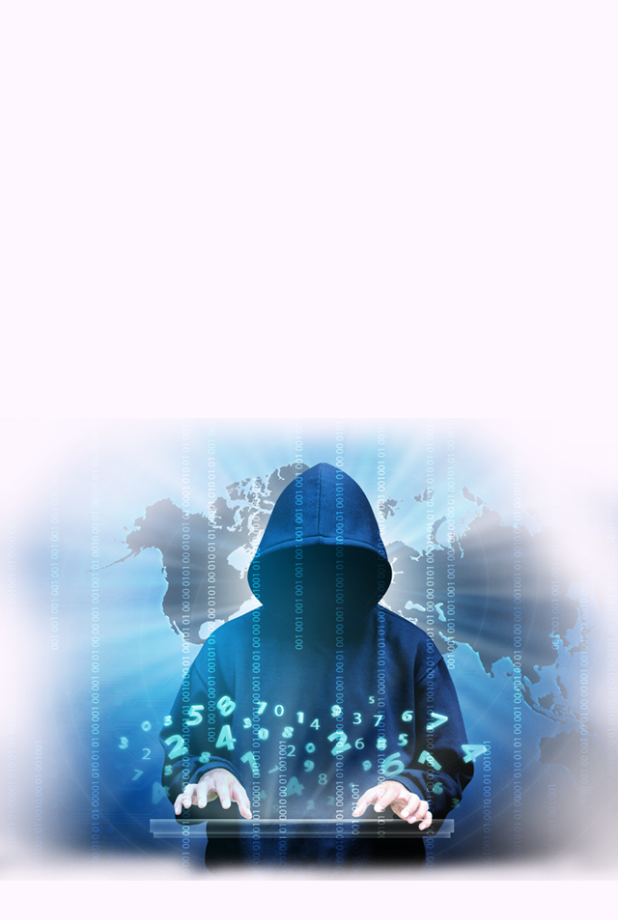
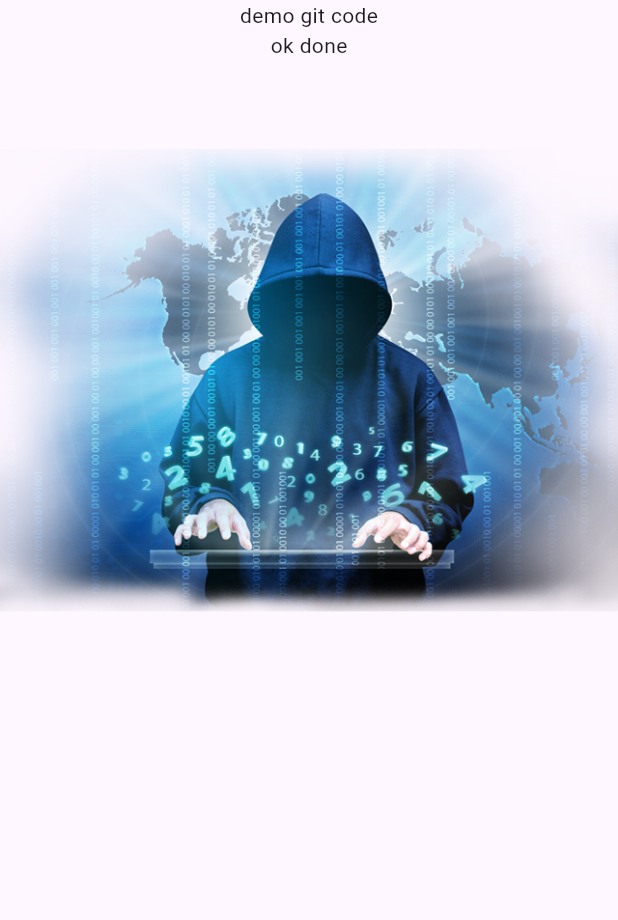
Before and after one commit to sanju7389/TypesOfSplashScreen, a Flutter app: the SplashThree screen opened directly, on a phone screen of 412 x 824 dp. Shown: the top 920 px of the screen. Run offline on Flutter 3.47's test engine with Material 2 defaults, Android fonts, the phone set to English and light mode, and no system bars; our stand-ins replace get.

Commit message:
commit  by snaju

```diff
--- a/lib/src/splash_three/splash_three.dart
+++ b/lib/src/splash_three/splash_three.dart
@@ -41,8 +41,14 @@ class _SplashThreeState extends State<SplashThree> {
   Widget build(BuildContext context) {
     return Scaffold(
 
-      body: Center(
-        child: Image(image: AssetImage('assets/image/forgetpassword.png'),),
+      body: Column(
+        children: [
+          Text("demo git code"),
+          Text("ok done"),
+          Center(
+            child: Image(image: AssetImage('assets/image/forgetpassword.png'),),
+          ),
+        ],
       ),
 
 
```
